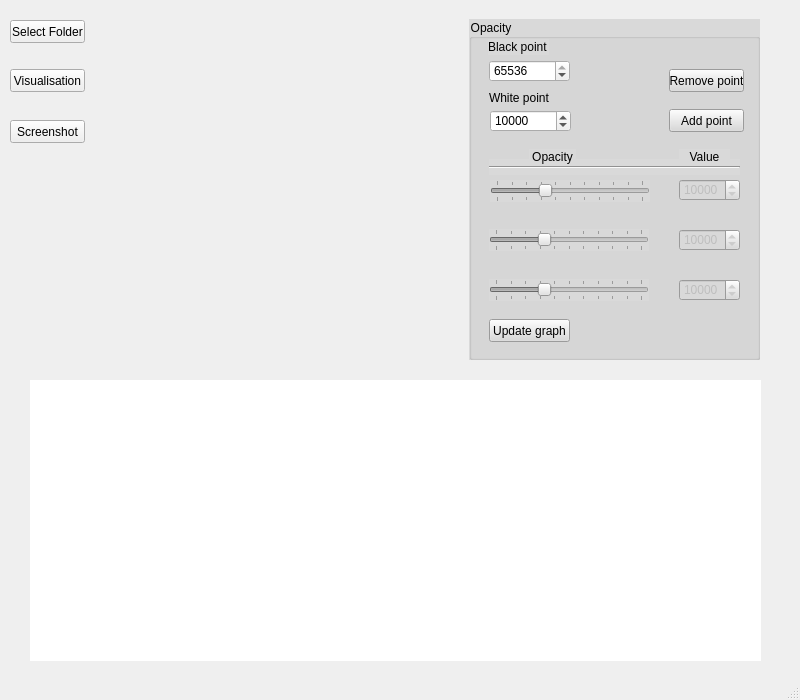
Old version of the form user_interface.ui in the repository Olam1/ProjetMulti.
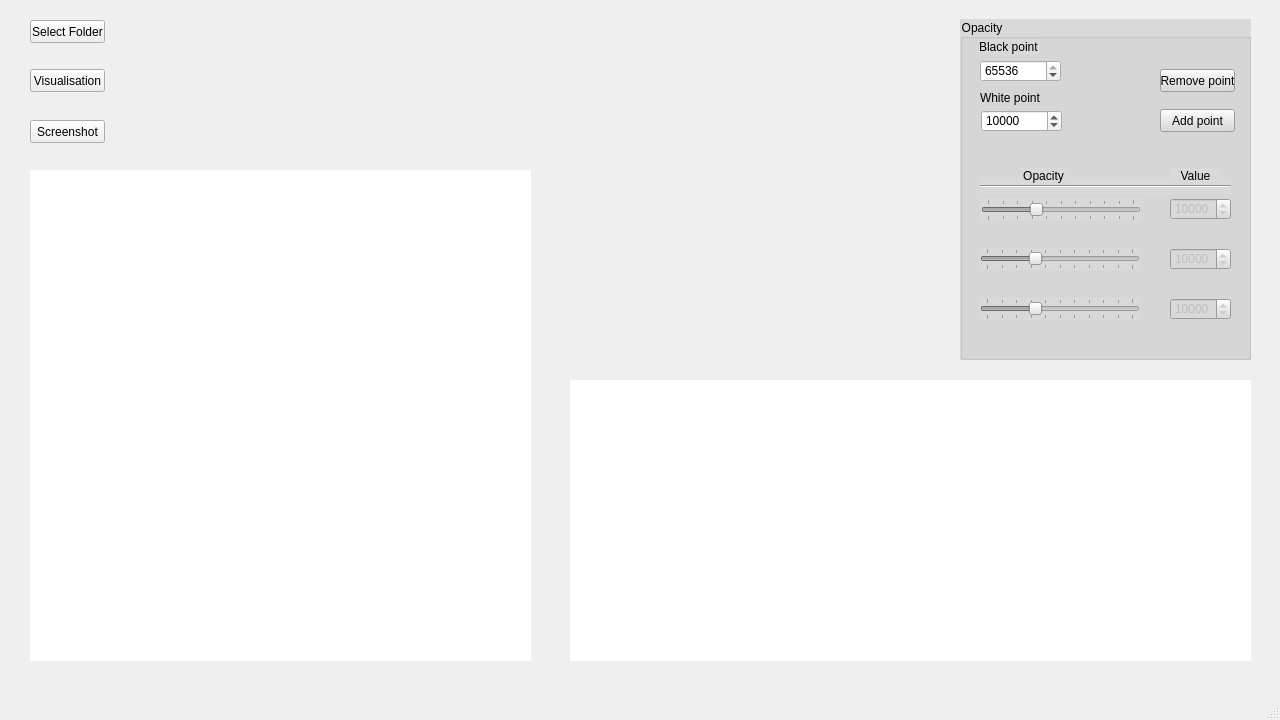
New version of the form.

```diff
--- a/user_interface.ui
+++ b/user_interface.ui
@@ -9,20 +9,20 @@
    <rect>
     <x>0</x>
     <y>0</y>
-    <width>800</width>
-    <height>700</height>
+    <width>1280</width>
+    <height>720</height>
    </rect>
   </property>
   <property name="minimumSize">
    <size>
-    <width>800</width>
-    <height>700</height>
+    <width>1280</width>
+    <height>720</height>
    </size>
   </property>
   <property name="maximumSize">
    <size>
-    <width>800</width>
-    <height>700</height>
+    <width>1280</width>
+    <height>720</height>
    </size>
   </property>
   <property name="cursor">
@@ -38,7 +38,7 @@
    <widget class="QPushButton" name="launch">
     <property name="geometry">
      <rect>
-      <x>10</x>
+      <x>30</x>
       <y>69</y>
       <width>75</width>
       <height>23</height>
@@ -54,7 +54,7 @@
    <widget class="QSpinBox" name="spinBox_white_point">
     <property name="geometry">
      <rect>
-      <x>490</x>
+      <x>981</x>
       <y>110</y>
       <width>81</width>
       <height>22</height>
@@ -73,7 +73,7 @@
    <widget class="QLabel" name="white_point">
     <property name="geometry">
      <rect>
-      <x>489</x>
+      <x>980</x>
       <y>90</y>
       <width>61</width>
       <height>16</height>
@@ -86,7 +86,7 @@
    <widget class="QPushButton" name="select_file">
     <property name="geometry">
      <rect>
-      <x>10</x>
+      <x>30</x>
       <y>20</y>
       <width>75</width>
       <height>23</height>
@@ -99,7 +99,7 @@
    <widget class="QSpinBox" name="spinBox_black_point">
     <property name="geometry">
      <rect>
-      <x>489</x>
+      <x>980</x>
       <y>60</y>
       <width>81</width>
       <height>22</height>
@@ -118,7 +118,7 @@
    <widget class="QGroupBox" name="groupBox">
     <property name="geometry">
      <rect>
-      <x>469</x>
+      <x>960</x>
       <y>19</y>
       <width>291</width>
       <height>341</height>
@@ -156,7 +156,7 @@
      <property name="geometry">
       <rect>
        <x>210</x>
-       <y>160</y>
+       <y>179</y>
        <width>61</width>
        <height>22</height>
       </rect>
@@ -178,7 +178,7 @@
      <property name="geometry">
       <rect>
        <x>20</x>
-       <y>210</y>
+       <y>229</y>
        <width>160</width>
        <height>22</height>
       </rect>
@@ -203,7 +203,7 @@
      <property name="geometry">
       <rect>
        <x>20</x>
-       <y>260</y>
+       <y>279</y>
        <width>160</width>
        <height>22</height>
       </rect>
@@ -228,7 +228,7 @@
      <property name="geometry">
       <rect>
        <x>210</x>
-       <y>260</y>
+       <y>279</y>
        <width>61</width>
        <height>22</height>
       </rect>
@@ -250,7 +250,7 @@
      <property name="geometry">
       <rect>
        <x>210</x>
-       <y>210</y>
+       <y>229</y>
        <width>61</width>
        <height>22</height>
       </rect>
@@ -265,19 +265,6 @@
       <number>10000</number>
      </property>
     </widget>
-    <widget class="QPushButton" name="update_graph">
-     <property name="geometry">
-      <rect>
-       <x>20</x>
-       <y>300</y>
-       <width>81</width>
-       <height>23</height>
-      </rect>
-     </property>
-     <property name="text">
-      <string>Update graph</string>
-     </property>
-    </widget>
     <widget class="QPushButton" name="remove_point">
      <property name="geometry">
       <rect>
@@ -308,7 +295,7 @@
      <property name="geometry">
       <rect>
        <x>20</x>
-       <y>140</y>
+       <y>159</y>
        <width>251</width>
        <height>16</height>
       </rect>
@@ -324,7 +311,7 @@
      <property name="geometry">
       <rect>
        <x>21</x>
-       <y>161</y>
+       <y>180</y>
        <width>160</width>
        <height>22</height>
       </rect>
@@ -355,7 +342,7 @@
      <property name="geometry">
       <rect>
        <x>60</x>
-       <y>130</y>
+       <y>149</y>
        <width>47</width>
        <height>16</height>
       </rect>
@@ -371,7 +358,7 @@
      <property name="geometry">
       <rect>
        <x>210</x>
-       <y>130</y>
+       <y>149</y>
        <width>51</width>
        <height>16</height>
       </rect>
@@ -387,8 +374,8 @@
    <widget class="QLabel" name="Label_loader">
     <property name="geometry">
      <rect>
-      <x>360</x>
-      <y>270</y>
+      <x>130</x>
+      <y>70</y>
       <width>81</width>
       <height>71</height>
      </rect>
@@ -400,9 +387,9 @@
    <widget class="QWidget" name="content_plot" native="true">
     <property name="geometry">
      <rect>
-      <x>30</x>
+      <x>570</x>
       <y>380</y>
-      <width>731</width>
+      <width>681</width>
       <height>281</height>
      </rect>
     </property>
@@ -424,7 +411,7 @@
    <widget class="QPushButton" name="screenshot">
     <property name="geometry">
      <rect>
-      <x>10</x>
+      <x>30</x>
       <y>120</y>
       <width>75</width>
       <height>23</height>
@@ -434,6 +421,34 @@
      <string>Screenshot</string>
     </property>
    </widget>
+   <widget class="QWidget" name="object_plot" native="true">
+    <property name="geometry">
+     <rect>
+      <x>30</x>
+      <y>170</y>
+      <width>501</width>
+      <height>491</height>
+     </rect>
+    </property>
+    <property name="styleSheet">
+     <string notr="true">background-color: rgb(255, 255, 255);</string>
+    </property>
+    <widget class="QWidget" name="verticalLayoutWidget_2">
+     <property name="geometry">
+      <rect>
+       <x>0</x>
+       <y>0</y>
+       <width>501</width>
+       <height>491</height>
+      </rect>
+     </property>
+     <layout class="QVBoxLayout" name="vl">
+      <item>
+       <widget class="QWidget" name="vtkWidget" native="true"/>
+      </item>
+     </layout>
+    </widget>
+   </widget>
    <zorder>groupBox</zorder>
    <zorder>launch</zorder>
    <zorder>spinBox_white_point</zorder>
@@ -446,8 +461,7 @@
   </widget>
   <widget class="QStatusBar" name="statusbar">
    <property name="styleSheet">
-    <string notr="true">font: 10pt &quot;Impact&quot;;
-color: rgb(255, 0, 0);</string>
+    <string notr="true"/>
    </property>
   </widget>
  </widget>
```
Left out of the diff: 1 changed line with no effect on the pictures.
